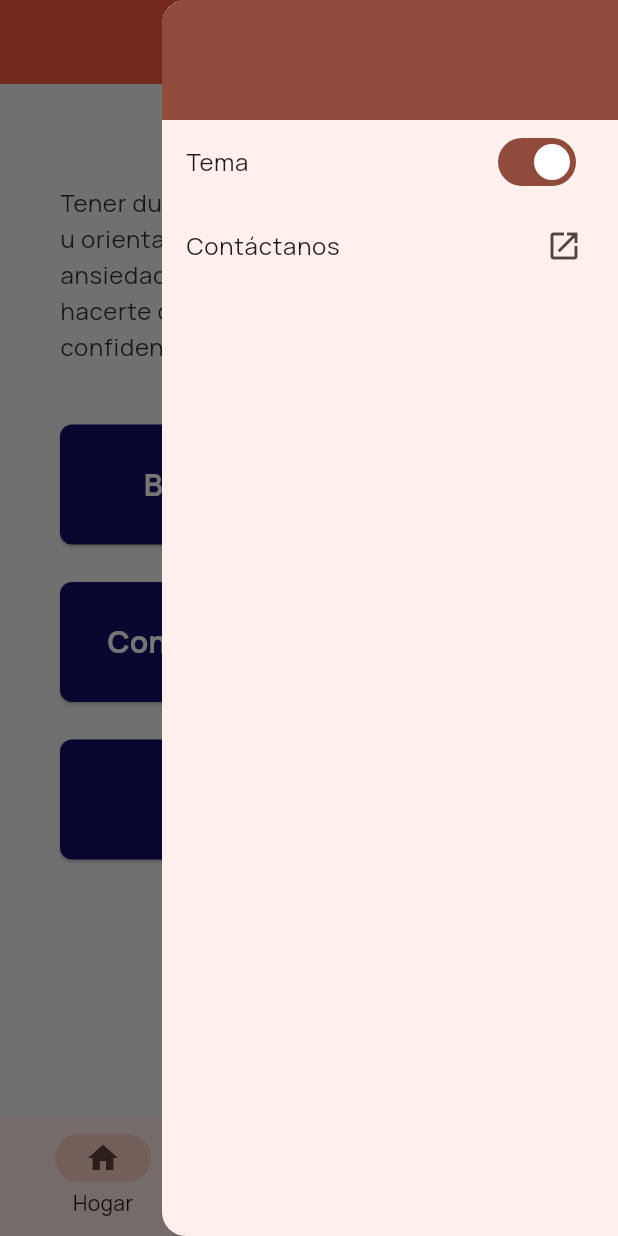
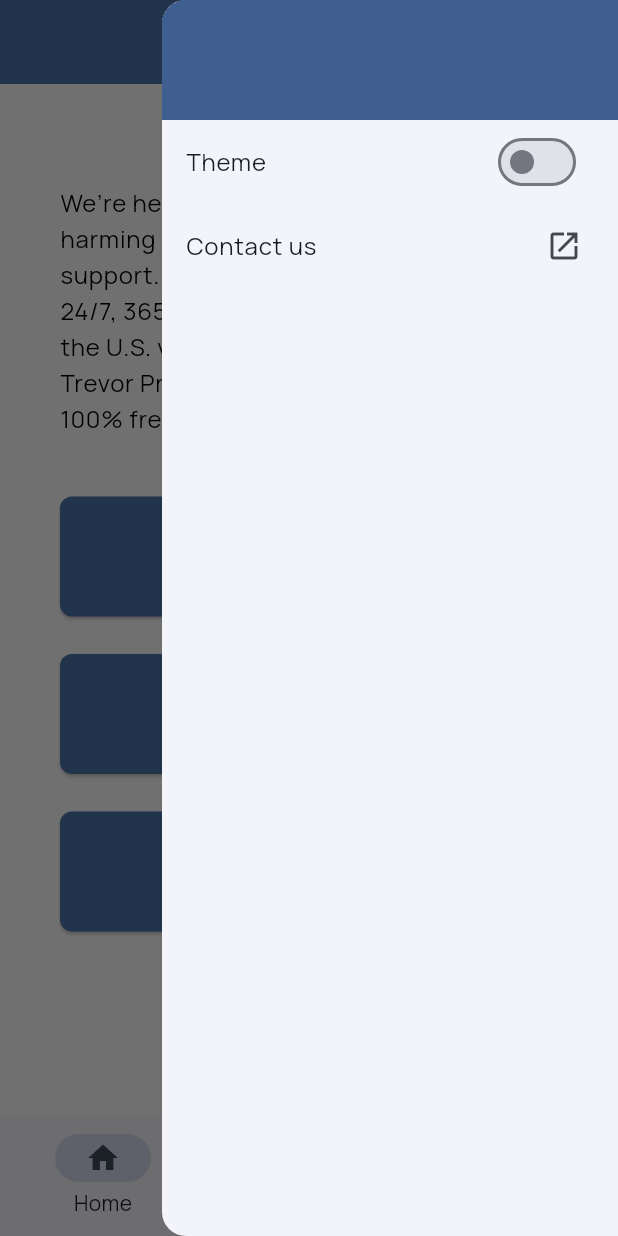
Before and after one commit to KatherineBR/Trevor-App-Public, a Flutter app: the screen it shows after launch, after a tap on the "settings" icon, on a phone screen of 412 x 824 dp. Run offline on Flutter 3.47's test engine with Material 3 defaults, Android fonts, the light colour scheme and no system bars; our stand-ins replace cloud_firestore, firebase_core, geolocator, webview_flutter; accounts and stored records are empty; generated files the repository leaves out were written again.

Commit message:
bug fixes

```diff
--- a/lib/feedback.dart
+++ b/lib/feedback.dart
@@ -219,7 +219,7 @@ class _CommunicationFeedbackFormState extends State<CommunicationFeedbackForm> {
         SizedBox(
           height: MediaQuery.of(context).size.width * 0.1,
         ),
-        Text(localizations.communicationsFormQuestion3, style: theme.textTheme.titleSmall?.copyWith(
+        Text(localizations.communicationsFormQuestion3, style: theme.textTheme.titleMedium?.copyWith(
           color: AppTheme.getButtonColor(context, index: 2),
         )),
         const SizedBox(height: 5),
--- a/lib/home.dart
+++ b/lib/home.dart
@@ -84,11 +84,10 @@ class _MyHomePageState extends State<MyHomePage>{
       debugPrint('Could not launch WhatsApp. Make sure WhatsApp is installed.');
     }
   }
-    @override
-      Widget build(BuildContext context) {
-        final localizations = AppLocalizations.of(context)!;
-        final theme = Theme.of(context);
-        const tempCondition = false; // Placeholder for actual condition for later
+  @override
+  Widget build(BuildContext context) {
+    final localizations = AppLocalizations.of(context)!;
+    final theme = Theme.of(context);
 
     return Scaffold(
       body: SingleChildScrollView(
--- a/lib/l10n/app_en.arb
+++ b/lib/l10n/app_en.arb
@@ -11,7 +11,7 @@
   "appFormQuestion2" : "Rate us 1-5 stars",
   "communicationsFormQuestion1" : "Did you find this conversation helpful?",
   "communicationsFormQuestion2" : "After this conversation, how do you feel?",
-  "communicationsFormQuestion3": "TBD",
+  "communicationsFormQuestion3": "What is your level of distress after this conversation?",
   "communicationsFormDescription" : "Thanks for reaching out and talking to one of our counselors today. Please take this brief survey to tell us about your experience. Your responses will remain confidential, and we’ll use this information to improve the quality of our service.",
   "home" : "Home",
   "homeDescription" : "We’re here for you. If you're thinking about harming yourself, get immediate crisis support. Connect with a crisis counselor 24/7, 365 days a year, from anywhere in the U.S. via text, chat, or phone. The Trevor Project is 100% confidential and 100% free.",
--- a/lib/main.dart
+++ b/lib/main.dart
@@ -25,13 +25,13 @@ class MyApp extends StatefulWidget {
 }
 
 class _MyAppState extends State<MyApp> {
-  bool _useDefaultTheme = true;
+  bool _useAlternativeTheme = false;
 
   // This widget is the root of your application.
   @override
   Widget build(BuildContext context) {
     return MaterialApp(
-      theme: _useDefaultTheme ?AppTheme.getAlternativeTheme() : AppTheme.getTheme()  ,
+      theme: _useAlternativeTheme ? AppTheme.getAlternativeTheme() : AppTheme.getTheme()  ,
       // loads localized resources
       localizationsDelegates: [
         AppLocalizations.delegate,
@@ -41,13 +41,13 @@ class _MyAppState extends State<MyApp> {
       ],
       // lists the languages that the app supports
       supportedLocales: [
-        // Locale('en', 'US'), // English
+        Locale('en', 'US'), // English
         Locale('es', 'MX'), // Spanish
       ],
       home: HomeScreen(
         onThemeChanged: (bool useDefault) {
           setState(() {
-            _useDefaultTheme = useDefault;
+            _useAlternativeTheme = useDefault;
           });
         },
       ),
--- a/lib/settingsdrawer.dart
+++ b/lib/settingsdrawer.dart
@@ -16,14 +16,14 @@ class SettingsDrawer extends StatefulWidget {
 }
 
 class _SettingsDrawerState extends State<SettingsDrawer> {
-  late bool isDefaultTheme;
+  bool isAlternativeTheme = false;
 
   @override
   void didChangeDependencies() {
     super.didChangeDependencies();
     // Compare with the theme from AppTheme.getTheme() instead of hardcoding
     final defaultThemeColor = AppTheme.getTheme().primaryColor;
-    isDefaultTheme = Theme.of(context).primaryColor != defaultThemeColor;
+    isAlternativeTheme = Theme.of(context).primaryColor != defaultThemeColor;
   }
 
   @override
@@ -40,10 +40,10 @@ class _SettingsDrawerState extends State<SettingsDrawer> {
           ),
           SwitchListTile(
             title: Text(localizations.theme),
-            value: isDefaultTheme,
+            value: isAlternativeTheme,
             onChanged: (bool newValue) {
               setState(() {
-                isDefaultTheme = newValue;
+                isAlternativeTheme = newValue;
               });
               widget.onThemeChanged(newValue);
             },
```
Also changed, not shown: lib/firebase_options.dart.
